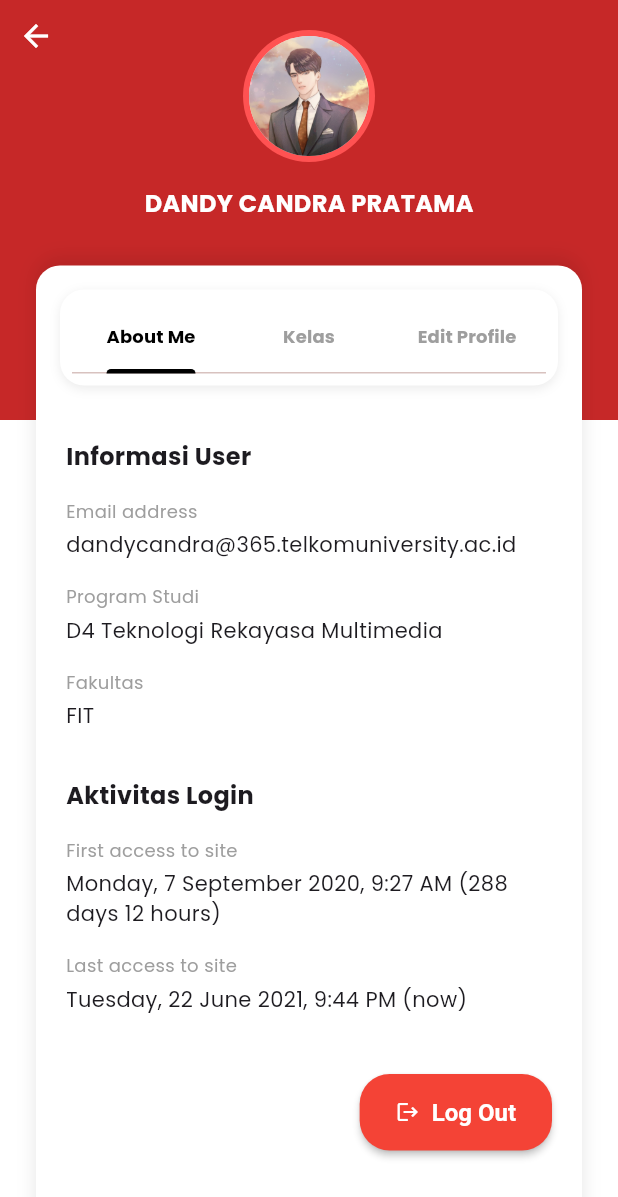
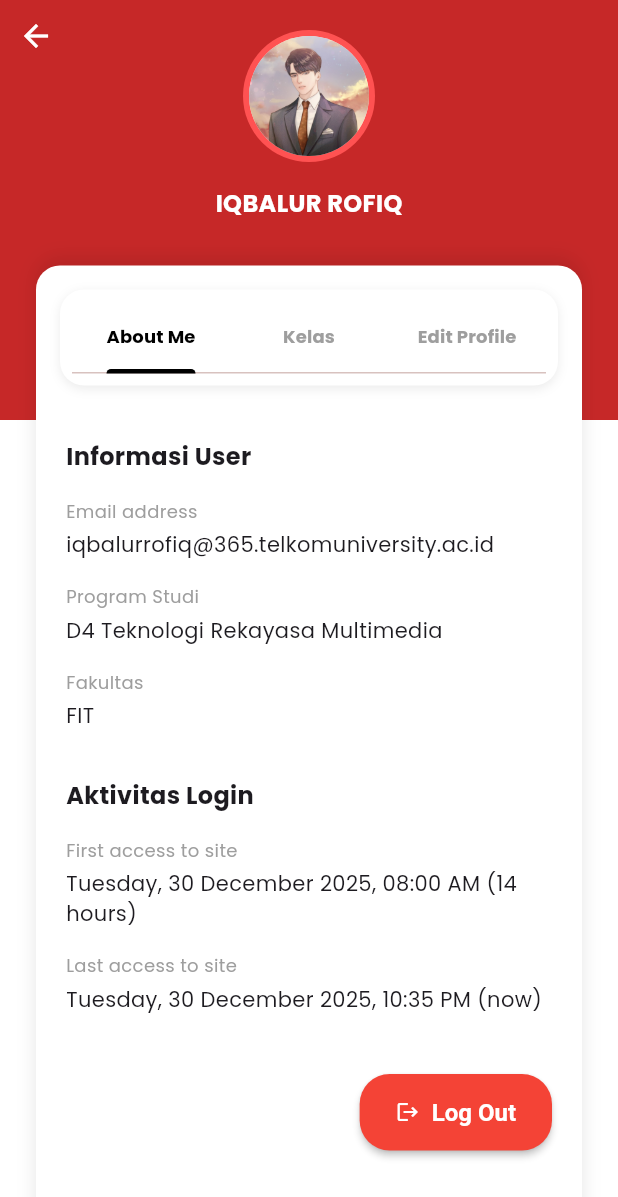
Before and after one commit to iqbalurrofiq/Lentera2, a Flutter app: the screen it shows after launch, after a tap on "Log In", after a tap on "Halo,", on a phone screen of 412 x 824 dp. Shown: the top 1197 px of the screen. Run offline on Flutter 3.47's test engine with Material 3 defaults, Android fonts, the phone set to English and light mode, and no system bars; our stand-ins replace file_picker, google_fonts.

Commit message:
mengedit tanggal

```diff
--- a/lentera/lib/models/course_model.dart
+++ b/lentera/lib/models/course_model.dart
@@ -21,7 +21,7 @@ class Course {
         Course(
           title: 'DESAIN ANTARMUKA & PENGALAMAN PENGGUNA',
           code: 'D4SM-42-03 [ADY]',
-          semester: '2021/2',
+          semester: '2025/2',
           progress: 0.89,
           color: const Color(0xFFFDD835),
           coverType: 'ui_ux',
@@ -29,7 +29,7 @@ class Course {
         Course(
           title: 'KEWARGANEGARAAN',
           code: 'D4SM-41-GAB1 [BBO]. JUMAT 2',
-          semester: '2021/2',
+          semester: '2025/2',
           progress: 0.86,
           color: const Color(0xFFD50000),
           coverType: 'pkn',
@@ -37,7 +37,7 @@ class Course {
         Course(
           title: 'SISTEM OPERASI',
           code: 'D4SM-44-02 [DDS]',
-          semester: '2021/2',
+          semester: '2025/2',
           progress: 0.90,
           color: const Color(0xFFEEEEEE),
           coverType: 'os',
@@ -45,7 +45,7 @@ class Course {
         Course(
           title: 'PEMROGRAMAN PERANGKAT BERGERAK MULTIMEDIA',
           code: 'D4SM-41-GAB1 [APJ]',
-          semester: '2021/2',
+          semester: '2025/2',
           progress: 0.90,
           color: const Color(0xFF80DEEA),
           coverType: 'code',
@@ -53,7 +53,7 @@ class Course {
         Course(
           title: 'BAHASA INGGRIS: BUSINESS AND SCIENTIFIC',
           code: 'D4SM-41-GAB1 [ARS]',
-          semester: '2021/2',
+          semester: '2025/2',
           progress: 0.80,
           color: const Color(0xFFE0E0E0),
           coverType: 'english',
@@ -61,7 +61,7 @@ class Course {
          Course(
            title: 'PEMROGRAMAN MULTIMEDIA INTERAKTIF',
            code: 'D4SM-43-04 [TPR]',
-           semester: '2021/2',
+           semester: '2025/2',
            progress: 0.90,
            color: const Color(0xFF1976D2),
            coverType: 'multimedia',
@@ -69,7 +69,7 @@ class Course {
          Course(
            title: 'OLAH RAGA',
            code: 'D3TT-44-02 [EYR]',
-           semester: '2021/2',
+           semester: '2025/2',
            progress: 0.90,
            color: const Color(0xFFB39DDB),
            coverType: 'sports',
--- a/lentera/lib/models/quiz_model.dart
+++ b/lentera/lib/models/quiz_model.dart
@@ -28,8 +28,8 @@ class Quiz {
   static Quiz get dummyQuiz => Quiz(
         title: 'Quiz Review 1',
         description:
-            'Silahkan kerjakan kuis ini dalam waktu 15 menit sebagai nilai pertama komponen kuis.\nJangan lupa klik tombol Submit Answer setelah menjawab seluruh pertanyaan.\n\nKerjakan sebelum hari Jum\'at, 26 Februari 2021 jam 23:59 WIB.',
-        deadline: 'Jumat, 26 February 2021, 11:59 PM',
+            'Silahkan kerjakan kuis ini dalam waktu 15 menit sebagai nilai pertama komponen kuis.\nJangan lupa klik tombol Submit Answer setelah menjawab seluruh pertanyaan.\n\nKerjakan sebelum hari Selasa, 30 Desember 2025 jam 23:59 WIB.',
+        deadline: 'Selasa, 30 Desember 2025, 11:59 PM',
         durationMinutes: 15,
       questions: [
         Question(
--- a/lentera/lib/pages/announcement_detail_page.dart
+++ b/lentera/lib/pages/announcement_detail_page.dart
@@ -25,7 +25,7 @@ class AnnouncementDetailPage extends StatelessWidget {
           children: [
             // Title
             const Text(
-              'Maintenance Pra UAS Semester Genap 2020/2021',
+              'Maintenance Pra UAS Semester Genap 2025/2026',
               style: TextStyle(
                 fontSize: 18,
                 fontWeight: FontWeight.bold,
@@ -45,7 +45,7 @@ class AnnouncementDetailPage extends StatelessWidget {
                 const SizedBox(width: 8),
                 const Expanded(
                   child: Text(
-                    'By Admin Celoe - Rabu, 2 Juni 2021, 10:45',
+                    'By Admin Celoe - Selasa, 30 Desember 2025, 10:45',
                     style: TextStyle(fontSize: 12, color: Colors.grey),
                   ),
                 ),
@@ -110,7 +110,7 @@ class AnnouncementDetailPage extends StatelessWidget {
             ),
             const SizedBox(height: 16),
             const Text(
-              'Diinformasikan kepada seluruh pengguna LMS, kami dari tim CeLOE akan melakukan maintenance pada tanggal 12 Juni 2021, untuk meningkatkan layanan server dalam menghadapi ujian akhir semester (UAS).',
+              'Diinformasikan kepada seluruh pengguna LMS, kami dari tim CeLOE akan melakukan maintenance pada tanggal 30 Desember 2025, untuk meningkatkan layanan server dalam menghadapi ujian akhir semester (UAS).',
               style: TextStyle(fontSize: 14, height: 1.6),
               textAlign: TextAlign.justify,
             ),
--- a/lentera/lib/pages/answer_review_page.dart
+++ b/lentera/lib/pages/answer_review_page.dart
@@ -48,11 +48,11 @@ class AnswerReviewPage extends StatelessWidget {
               ),
               child: Column(
                 children: [
-                  _buildSummaryRow('Di Mulai Pada', 'Kamis 25 Februari 2021 10:25'),
+                  _buildSummaryRow('Di Mulai Pada', 'Selasa 30 Desember 2025 10:25'),
                   const SizedBox(height: 12),
                   _buildSummaryRow('Status', 'Selesai'),
                   const SizedBox(height: 12),
-                  _buildSummaryRow('Selesai Pada', 'Kamis 25 Februari 2021 10:40'),
+                  _buildSummaryRow('Selesai Pada', 'Selasa 30 Desember 2025 10:40'),
                   const SizedBox(height: 12),
                   _buildSummaryRow('Waktu Penyelesaian', '13 Menit 22 Detik'),
                   const SizedBox(height: 12),
--- a/lentera/lib/pages/assignment_detail_page.dart
+++ b/lentera/lib/pages/assignment_detail_page.dart
@@ -30,7 +30,7 @@ class AssignmentDetailPage extends StatelessWidget {
               '3. Desain bisa dibuat menggunakan aplikasi khusus desain atau secara manual dengan tetap menjunjung kerapihan dan kejelasan setiap elemen dalam desain.\n\n'
               '4. Berikan identitas aplikasi game yang dibuat, seperti Nama Game, Genre, dan Platform. Serta berikan penjelasan pada setiap elemen pada desain, seperti gambar, teks, tombol, icon, dan lain-lain.\n\n'
               '5. File dikumpulkan dalam format .PDF dengan size maksimal 5MB.\n\n'
-              '6. Tugas dikumpulkan paling lambat hari Jum\'at, 26 Februari 2021 jam 23.59 WIB (akan tertutup otomatis) dan akan dipresentasikan pada pertemuan selanjutnya via Zoom Meeting.',
+              '6. Tugas dikumpulkan paling lambat hari Selasa, 30 Desember 2025 jam 23.59 WIB (akan tertutup otomatis) dan akan dipresentasikan pada pertemuan selanjutnya via Zoom Meeting.',
               style: TextStyle(height: 1.5, fontSize: 13),
             ),
             const SizedBox(height: 32),
@@ -67,7 +67,7 @@ class AssignmentDetailPage extends StatelessWidget {
                   const Divider(height: 1),
                   _buildStatusRow('Status Nilai', 'Belum Di Nilai'),
                   const Divider(height: 1),
-                  _buildStatusRow('Batas tanggal', 'Jumat, 26 Februari 2021, 23:59 WIB'),
+                  _buildStatusRow('Batas tanggal', 'Selasa, 30 Desember 2025, 23:59 WIB'),
                   const Divider(height: 1),
                   _buildStatusRow('Sisa Waktu', 'Tugas sudah di kirim 4 Hari 6 Jam Sebelum nya'),
                   const Divider(height: 1),
--- a/lentera/lib/pages/course_detail_page.dart
+++ b/lentera/lib/pages/course_detail_page.dart
@@ -205,21 +205,21 @@ class _CourseDetailPageState extends State<CourseDetailPage> with SingleTickerPr
         'type': 'quiz',
         'label': 'QUIZ',
         'title': 'Quiz Review 01',
-        'deadline': 'Tenggat Waktu : 26 Februari 2021 23:59 WIB',
+        'deadline': 'Tenggat Waktu : 30 Desember 2025 23:59 WIB',
         'done': true,
       },
       {
         'type': 'tugas',
         'label': 'Tugas',
         'title': 'Tugas 01 - UID Android Mobile Game',
-        'deadline': 'Tenggat Waktu : 26 Februari 2021 23:59 WIB',
+        'deadline': 'Tenggat Waktu : 30 Desember 2025 23:59 WIB',
         'done': false, // Grey check
       },
       {
         'type': 'quiz',
         'label': 'Pertemuan 3',
         'title': 'Kuis - Assessment 2',
-        'deadline': 'Tenggat Waktu : 26 Februari 2021 23:59 WIB',
+        'deadline': 'Tenggat Waktu : 30 Desember 2025 23:59 WIB',
         'done': true,
       },
     ];
--- a/lentera/lib/pages/home_page.dart
+++ b/lentera/lib/pages/home_page.dart
@@ -64,7 +64,7 @@ class _HomePageState extends State<HomePage> {
                             style: TextStyle(fontSize: 14, color: Colors.white70),
                           ),
                           Text(
-                            'DANDY CANDRA PRATAMA',
+                            'IQBALUR ROFIQ',
                             overflow: TextOverflow.ellipsis,
                             style: TextStyle(
                               fontSize: 16,
@@ -165,7 +165,7 @@ class _HomePageState extends State<HomePage> {
                   Align(
                     alignment: Alignment.bottomRight,
                     child: Text(
-                      'Waktu Pengumpulan\nJumat 20 Februari 23:59 WIB',
+                      'Waktu Pengumpulan\nSelasa 30 Desember 23:59 WIB',
                       textAlign: TextAlign.right,
                       style: TextStyle(color: Colors.white, fontSize: 12),
                     ),
--- a/lentera/lib/pages/login_page.dart
+++ b/lentera/lib/pages/login_page.dart
@@ -16,15 +16,12 @@ class LoginPage extends StatelessWidget {
             // Top Section (Header Image Placeholder)
             ClipPath(
               clipper: LoginHeaderClipper(),
-              child: Container(
+              child: SizedBox(
                 height: 300,
                 width: double.infinity,
-                color: Colors.grey[300], // Placeholder color
-                child: Center(
-                  child: Text(
-                    'Building Image Placeholder',
-                    style: TextStyle(color: Colors.grey[600]),
-                  ),
+                child: Image.asset(
+                  'assets/images/building_image.png',
+                  fit: BoxFit.cover,
                 ),
               ),
             ),
@@ -88,7 +85,7 @@ class LoginPage extends StatelessWidget {
                     // Email Input
                     TextField(
                       decoration: const InputDecoration(
-                        labelText: 'Email 365',
+                        labelText: 'Email',
                         border: UnderlineInputBorder(),
                         focusedBorder: UnderlineInputBorder(
                           borderSide: BorderSide(color: AppColors.primary, width: 2),
--- a/lentera/lib/pages/profile_page.dart
+++ b/lentera/lib/pages/profile_page.dart
@@ -76,7 +76,7 @@ class _ProfilePageState extends State<ProfilePage> with SingleTickerProviderStat
                        ),
                        const SizedBox(height: 16),
                        const Text(
-                         'DANDY CANDRA PRATAMA',
+                         'IQBALUR ROFIQ',
                          style: TextStyle(
                            color: Colors.white,
                            fontSize: 16,
@@ -172,7 +172,7 @@ class _ProfilePageState extends State<ProfilePage> with SingleTickerProviderStat
             style: TextStyle(fontWeight: FontWeight.bold, fontSize: 16),
           ),
           const SizedBox(height: 16),
-          _buildInfoItem('Email address', 'dandycandra@365.telkomuniversity.ac.id'),
+          _buildInfoItem('Email address', 'iqbalurrofiq@365.telkomuniversity.ac.id'),
           const SizedBox(height: 16),
           _buildInfoItem('Program Studi', 'D4 Teknologi Rekayasa Multimedia'),
            const SizedBox(height: 16),
@@ -184,9 +184,9 @@ class _ProfilePageState extends State<ProfilePage> with SingleTickerProviderStat
             style: TextStyle(fontWeight: FontWeight.bold, fontSize: 16),
           ),
           const SizedBox(height: 16),
-          _buildInfoItem('First access to site', 'Monday, 7 September 2020, 9:27 AM (288 days 12 hours)'),
+          _buildInfoItem('First access to site', 'Tuesday, 30 December 2025, 08:00 AM (14 hours)'),
           const SizedBox(height: 16),
-          _buildInfoItem('Last access to site', 'Tuesday, 22 June 2021, 9:44 PM (now)'),
+          _buildInfoItem('Last access to site', 'Tuesday, 30 December 2025, 10:35 PM (now)'),
 
           const SizedBox(height: 40),
 
--- a/lentera/lib/pages/quiz_detail_page.dart
+++ b/lentera/lib/pages/quiz_detail_page.dart
@@ -121,7 +121,7 @@ class QuizDetailPage extends StatelessWidget {
                       children: [
                         Text('Selesai', style: TextStyle(fontWeight: FontWeight.bold)),
                          SizedBox(height: 4),
-                        Text('Dikirim Pada Kamis, 25 Februari 2021, 10:40', style: TextStyle(fontSize: 12, color: Colors.grey)),
+                        Text('Dikirim Pada Selasa, 30 Desember 2025, 10:40', style: TextStyle(fontSize: 12, color: Colors.grey)),
                       ],
                     ),
                   ),
--- a/lentera/lib/pages/splash_page.dart
+++ b/lentera/lib/pages/splash_page.dart
@@ -1,4 +1,5 @@
 import 'package:flutter/material.dart';
+import 'dart:async';
 import '../theme/colors.dart';
 
 class SplashPage extends StatefulWidget {
@@ -9,15 +10,23 @@ class SplashPage extends StatefulWidget {
 }
 
 class _SplashPageState extends State<SplashPage> {
+  Timer? _timer;
+
   @override
   void initState() {
     super.initState();
     // Navigate to Login after 3 seconds
-    Future.delayed(const Duration(seconds: 3), () {
+    _timer = Timer(const Duration(seconds: 3), () {
       if (mounted) {
         Navigator.pushReplacementNamed(context, '/login');
       }
     });
+  }
+
+  @override
+  void dispose() {
+    _timer?.cancel();
+    super.dispose();
   }
 
   @override
--- a/lentera/pubspec.yaml
+++ b/lentera/pubspec.yaml
@@ -62,7 +62,7 @@ flutter:
 
   # To add assets to your application, add an assets section, like this:
   assets:
-    - assets/images/profile.png
+    - assets/images/
 
   # An image asset can refer to one or more resolution-specific "variants", see
   # https://flutter.dev/to/resolution-aware-images
```
Also changed, not shown: lentera/assets/images/building_image.png (added), 3 other files.
